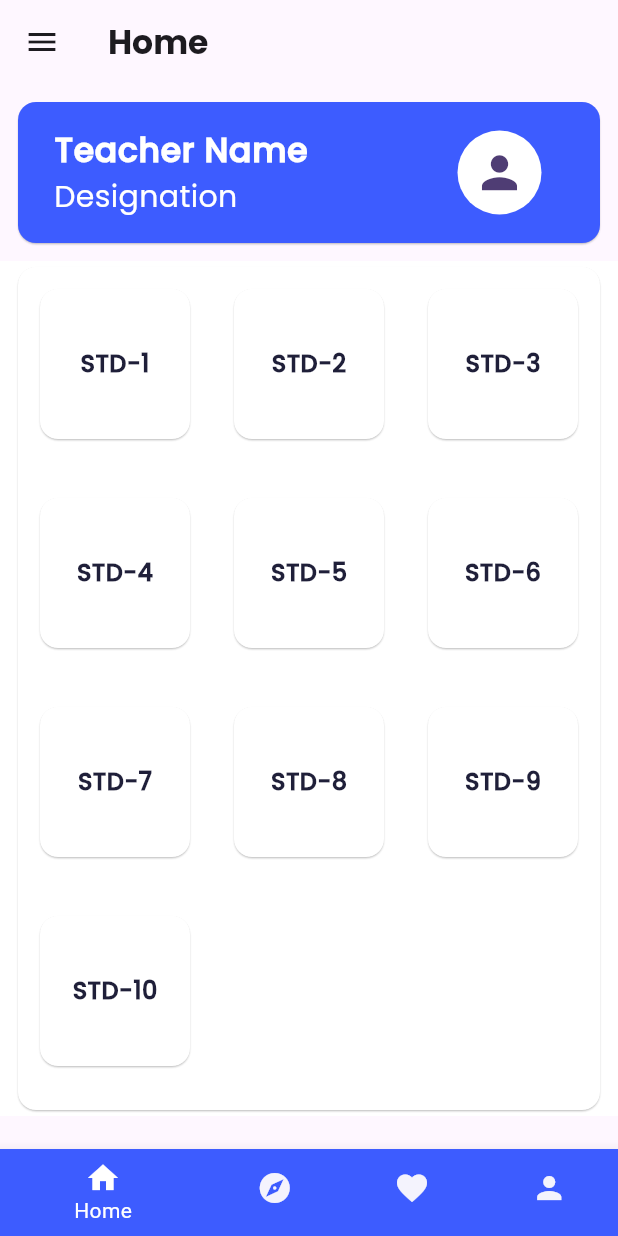
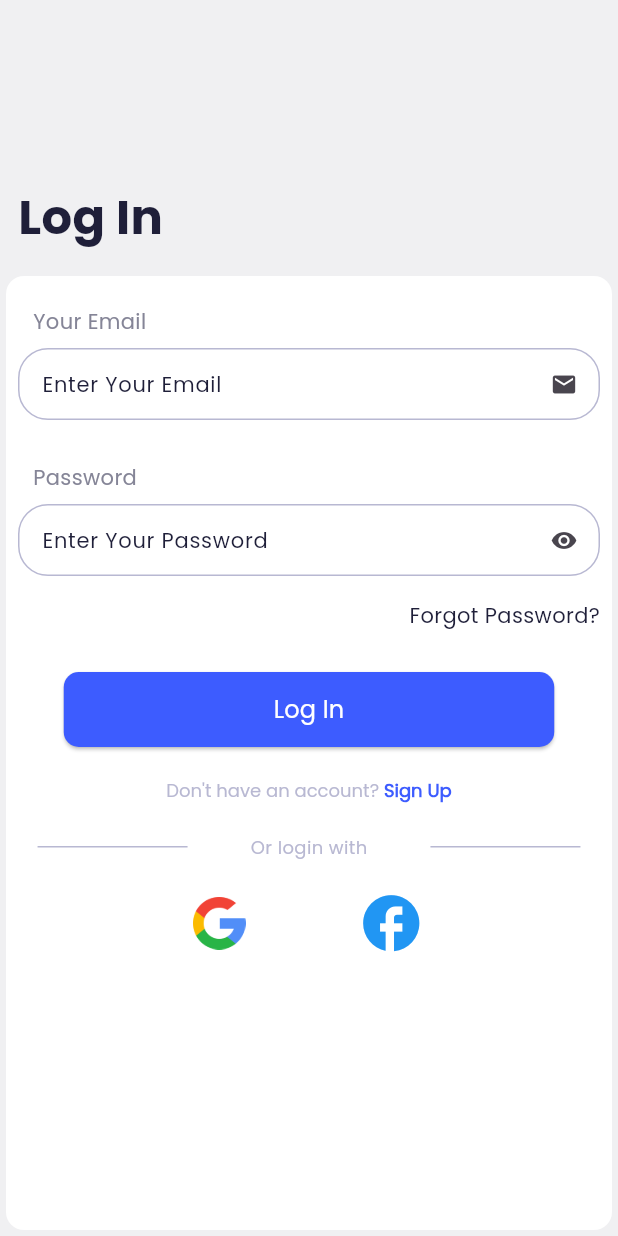
Before and after one commit to Iamshruti10/staff_support_system_flutter, a Flutter app: the screen it shows after launch, on a phone screen of 412 x 824 dp. Run offline on Flutter 3.47's test engine with Material 3 defaults, Android fonts, the phone set to English and light mode, and no system bars.

```diff
--- a/lib/HomePage/HomePage_Start.dart
+++ b/lib/HomePage/HomePage_Start.dart
@@ -3,14 +3,14 @@ import 'package:staff_support_system_flutter/HomePage/HomePage.dart';
 import 'package:staff_support_system_flutter/constants/colors.dart';
 import 'package:staff_support_system_flutter/constants/fontstyle.dart';
 
-class HomePage_start extends StatefulWidget {
-  const HomePage_start({super.key});
+class HomePagestart extends StatefulWidget {
+  const HomePagestart({super.key});
 
   @override
-  State<HomePage_start> createState() => _HomePage_startState();
+  State<HomePagestart> createState() => _HomePagestartState();
 }
 
-class _HomePage_startState extends State<HomePage_start> {
+class _HomePagestartState extends State<HomePagestart> {
   final List<String> STD = [
     'STD-1',
     'STD-2',
@@ -48,13 +48,14 @@ class _HomePage_startState extends State<HomePage_start> {
         ),
       ),
       drawer: Drawer(
+
         child: ListView(
           // Important: Remove any padding from the ListView.
           padding: EdgeInsets.zero,
           children: [
             const DrawerHeader(
               decoration: BoxDecoration(
-                color: Colors.blue,
+                color: primayColor,
               ),
               child: Text('Drawer Header'),
             ),
@@ -204,7 +205,7 @@ class _HomePage_startState extends State<HomePage_start> {
                                   style: const TextStyle(
                                     fontSize: 16,
                                     fontFamily: medium,
-                                    color: textFieldColor,
+                                    color: textColor,
                                     fontWeight: FontWeight.w800,
                                   ),
                                 ),
--- /dev/null
+++ b/lib/auth_screen/login_screen/login_screen.dart
@@ -0,0 +1,196 @@
+import 'package:flutter/cupertino.dart';
+import 'package:flutter/material.dart';
+import 'package:staff_support_system_flutter/HomePage/HomePage.dart';
+import 'package:staff_support_system_flutter/auth_screen/sign_up_screen/sign_up_screen.dart';
+import 'package:staff_support_system_flutter/common_widgets/utils.dart';
+import 'package:staff_support_system_flutter/constants/colors.dart';
+
+import '../../HomePage/HomePage_Start.dart';
+import '../../common_widgets/common_button.dart';
+import '../../common_widgets/common_textformfield.dart';
+import '../../constants/fontstyle.dart';
+
+class LoginScreen extends StatefulWidget {
+  const LoginScreen({super.key});
+
+  @override
+  State<LoginScreen> createState() => _LoginScreenState();
+}
+
+class _LoginScreenState extends State<LoginScreen> {
+  @override
+  Widget build(BuildContext context) {
+    return SafeArea(
+        child: GestureDetector(
+      onTap: () => hideKeyboard(),
+      child: Scaffold(
+        resizeToAvoidBottomInset: false,
+        backgroundColor: bgGreyColor,
+        body: Column(
+          children: [
+            Container(
+              width: double.infinity,
+              decoration: const BoxDecoration(
+                  color: bgGreyColor,
+                  borderRadius: BorderRadius.only(
+                      bottomLeft: Radius.circular(20),
+                      bottomRight: Radius.circular(20))),
+              height: 180,
+              child: const Align(
+                  alignment: Alignment.bottomLeft,
+                  child: Padding(
+                    padding: EdgeInsets.all(12),
+                    child: Text(
+                      'Log In',
+                      style: TextStyle(
+                          color: textColor,
+                          fontSize: 32,
+                          fontFamily: bold,
+                          fontWeight: FontWeight.w700),
+                    ),
+                  )),
+            ),
+            Expanded(
+              child: Card(
+                elevation: 0,
+                color: textWhiteColor,
+                child: Container(
+                  decoration: const BoxDecoration(
+                      borderRadius: BorderRadius.only(
+                          topLeft: Radius.circular(20),
+                          topRight: Radius.circular(20))),
+                  child: Column(
+                    children: [
+                      const SizedBox(
+                        height: 20,
+                      ),
+                      commonTextFormField(
+                          title: 'Your Email',
+                          hintText: 'Enter Your Email',
+                          obscureText: false,
+                          suffixIcon: const Icon(Icons.email)),
+                      const SizedBox(
+                        height: 20,
+                      ),
+                      commonTextFormField(
+                          title: 'Password',
+                          hintText: 'Enter Your Password',
+                          obscureText: true,
+                          suffixIcon: const Icon(Icons.visibility)),
+                      const Align(
+                        alignment: Alignment.centerRight,
+                        child: Padding(
+                          padding: EdgeInsets.all(8.0),
+                          child: Text(
+                            'Forgot Password?',
+                            style: TextStyle(
+                                color: textColor,
+                                fontSize: 14,
+                                fontFamily: regular,
+                                fontWeight: FontWeight.w400),
+                          ),
+                        ),
+                      ),
+                      const SizedBox(
+                        height: 20,
+                      ),
+                      SizedBox(
+                        width: 327,
+                        height: 50,
+                        child: commonButton(title: 'Log In',onPressed: (){
+                          Navigator.pushReplacement(
+                              context,
+                              MaterialPageRoute(
+                                  builder: (context) => const HomePagestart()));
+                        }),
+                      ),
+                      const SizedBox(
+                        height: 20,
+                      ),
+                      GestureDetector(
+                        onTap: () {
+                          Navigator.pushReplacement(
+                              context,
+                              MaterialPageRoute(
+                                  builder: (context) => const SignUpScreen()));
+                        },
+                        child: RichText(
+                          text: const TextSpan(
+                            children: [
+                              TextSpan(
+                                text: "Don't have an account? ",
+                                style: TextStyle(
+                                    fontSize: 12,
+                                    fontFamily: regular,
+                                    fontWeight: FontWeight.w400,
+                                    color: ligthGreyColor),
+                              ),
+                              TextSpan(
+                                text: 'Sign Up',
+                                style: TextStyle(
+                                    fontFamily: regular,
+                                    fontWeight: FontWeight.w700,
+                                    fontSize: 12,
+                                    color: primayColor),
+                              ),
+                            ],
+                          ),
+                        ),
+                      ),
+                      const SizedBox(
+                        height: 20,
+                      ),
+                      const Row(
+                        mainAxisAlignment: MainAxisAlignment.spaceAround,
+                        children: [
+                          SizedBox(
+                              width: 100,
+                              child: Divider(
+                                color: ligthGreyColor,
+                              )),
+                          Text(
+                            'Or login with',
+                            style: TextStyle(
+                                fontWeight: FontWeight.w400,
+                                fontFamily: regular,
+                                color: ligthGreyColor,
+                                fontSize: 12),
+                          ),
+                          SizedBox(
+                              width: 100,
+                              child: Divider(
+                                color: ligthGreyColor,
+                              ))
+                        ],
+                      ),
+                      const SizedBox(
+                        height: 20,
+                      ),
+                      Padding(
+                        padding: const EdgeInsets.symmetric(horizontal: 50.0),
+                        child: Row(
+                          mainAxisAlignment: MainAxisAlignment.spaceEvenly,
+                          children: [
+                            Image.asset(
+                              'assets/Icons/google_logo.png',
+                              width: 35,
+                            ),
+                            Icon(
+                              Icons.facebook,
+                              size: 45,
+                              color: Colors.blue,
+                            ),
+                          ],
+                        ),
+                      ),
+                    ],
+                  ),
+                ),
+              ),
+            )
+          ],
+        ),
+      ),
+    ));
+  }
+}
--- /dev/null
+++ b/lib/common_widgets/common_button.dart
@@ -0,0 +1,24 @@
+
+import 'package:flutter/material.dart';
+
+import '../constants/colors.dart';
+import '../constants/fontstyle.dart';
+
+Widget commonButton({title, onPressed}){
+  return  ElevatedButton(
+      onPressed: onPressed,
+      style: ElevatedButton.styleFrom(
+        shape: RoundedRectangleBorder(
+          borderRadius: BorderRadius.circular(10),
+        ),
+        backgroundColor: primayColor,
+      ),
+      child:  Text(
+        title,
+        style:const TextStyle(
+            color: textWhiteColor,
+            fontWeight: FontWeight.w500,
+            fontFamily: regular,
+            fontSize: 16),
+      ));
+}
--- /dev/null
+++ b/lib/common_widgets/common_textformfield.dart
@@ -0,0 +1,62 @@
+import 'package:flutter/material.dart';
+
+import '../constants/colors.dart';
+import '../constants/fontstyle.dart';
+
+Widget commonTextFormField(
+    {required String title,
+    controller,
+    obscureText = false,
+    hintText,
+    suffixIcon}) {
+  return Column(
+    crossAxisAlignment: CrossAxisAlignment.start,
+    children: [
+      Padding(
+        padding: const EdgeInsets.only(left: 18),
+        child: Text(
+          title,
+          style: const TextStyle(
+              fontWeight: FontWeight.w400,
+              fontFamily: regular,
+              color: textGrayColor,
+              fontSize: 14),
+        ),
+      ),
+      Padding(
+        padding: const EdgeInsets.all(8.0),
+        child: TextFormField(
+          cursorColor: Colors.black,
+          controller: controller,
+          obscureText: obscureText,
+          decoration: InputDecoration(
+            enabledBorder: OutlineInputBorder(
+              borderRadius: BorderRadius.circular(20),
+              borderSide: const BorderSide(
+                color: ligthGreyColor,
+              ),
+            ),
+            suffixIcon: suffixIcon,
+            hintText: hintText,
+            hintStyle: const TextStyle(
+              fontFamily: regular,
+              fontSize: 14,
+              fontWeight: FontWeight.w400,
+              color: textColor,
+            ),
+            isDense: true,
+            fillColor: Colors.white,
+            filled: true,
+            focusedBorder:OutlineInputBorder(
+              borderRadius: BorderRadius.circular(20),
+              borderSide: const BorderSide(
+                color: ligthGreyColor,
+              ),
+            ),
+            border: InputBorder.none,
+          ),
+        ),
+      ),
+    ],
+  );
+}
--- a/lib/constants/colors.dart
+++ b/lib/constants/colors.dart
@@ -1,7 +1,9 @@
 import 'dart:ui';
 
 const Color primayColor = Color(0xFF3D5CFF);
-const Color textFieldColor =  Color(0xFF1F1F39);
+const Color textColor =  Color(0xFF1F1F39);
 const Color textGrayColor = Color(0xFF858597);
 const Color textWhiteColor = Color(0xFFFFFFFF);
 const Color lightWhiteColor = Color(0xFFF4F3FD);
+const Color ligthGreyColor = Color(0xFFB8B8D2);
+const Color bgGreyColor =  Color(0xFFF0F0F2);
--- a/lib/main.dart
+++ b/lib/main.dart
@@ -1,5 +1,7 @@
 import 'package:flutter/material.dart';
 import 'package:staff_support_system_flutter/HomePage/HomePage_Start.dart';
+import 'package:staff_support_system_flutter/auth_screen/login_screen/login_screen.dart';
+import 'package:staff_support_system_flutter/auth_screen/sign_up_screen/sign_up_screen.dart';
 
 
 void main() {
@@ -20,7 +22,7 @@ class MyApp extends StatelessWidget {
         colorScheme: ColorScheme.fromSeed(seedColor: Colors.deepPurple),
         useMaterial3: true,
       ),
-      home: const HomePage_start(),
+      home: const LoginScreen(),
     );
   }
 }
--- a/pubspec.yaml
+++ b/pubspec.yaml
@@ -61,6 +61,7 @@ flutter:
 
   assets:
      - assets/images/
+     - assets/Icons/
 
 
   # An image asset can refer to one or more resolution-specific "variants", see
```
Also changed, not shown: lib/auth_screen/introductions_screen/introduction_screens.dart (added, +15 -0 lines), lib/auth_screen/sign_up_screen/sign_up_screen.dart (added, +169 -0 lines), lib/auth_screen/splash_screen/splash_screen.dart (added, +15 -0 lines), lib/common_widgets/utils.dart (added, +7 -0 lines), assets/Icons/google_logo.png (added).
